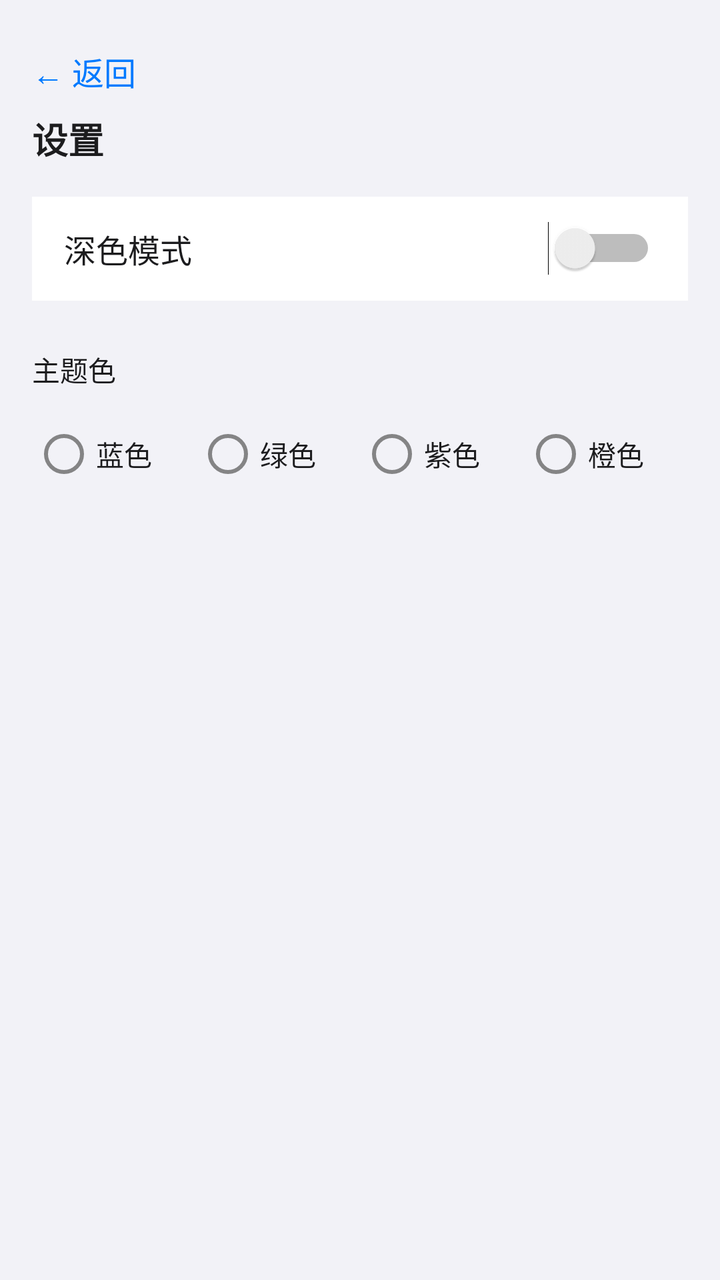
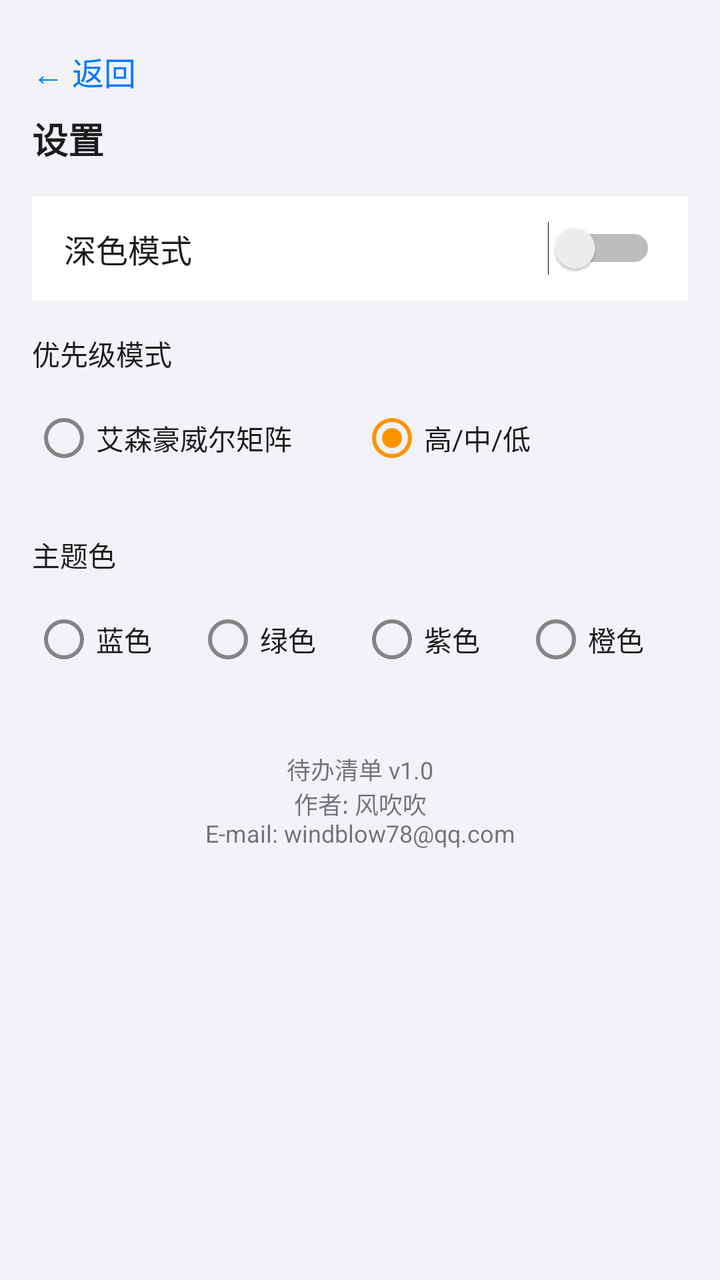

Two renders of the same Android screen: before a commit and after it. Below are the layout's source before the change and the commit's diff.
<!-- AndroidManifest.xml: application theme Theme.TodoApp -->
<!-- res/layout/activity_settings.xml -->
<?xml version="1.0" encoding="utf-8"?>
<LinearLayout xmlns:android="http://schemas.android.com/apk/res/android"
    android:layout_width="match_parent" android:layout_height="match_parent"
    android:background="?attr/colorBackground"
    android:orientation="vertical" android:padding="16dp">

    <TextView android:id="@+id/backButton"
        android:layout_width="wrap_content" android:layout_height="40dp"
        android:gravity="center_vertical"
        android:text="← 返回" android:textColor="@color/colorPrimary"
        android:textSize="16sp" />

    <TextView android:layout_width="wrap_content" android:layout_height="wrap_content"
        android:text="设置" android:textColor="?attr/colorOnSurface"
        android:textSize="18sp" android:textStyle="bold" />

    <LinearLayout
        android:layout_width="match_parent" android:layout_height="52dp"
        android:layout_marginTop="16dp"
        android:gravity="center_vertical" android:orientation="horizontal"
        android:background="?attr/colorSurface"
        android:paddingHorizontal="16dp">
        <TextView android:layout_width="0dp" android:layout_height="wrap_content"
            android:layout_weight="1" android:text="深色模式"
            android:textColor="?attr/colorOnSurface" android:textSize="16sp" />
        <Switch android:id="@+id/darkModeSwitch"
            android:layout_width="wrap_content" android:layout_height="wrap_content" />
    </LinearLayout>

    <TextView android:layout_width="wrap_content" android:layout_height="wrap_content"
        android:layout_marginTop="24dp" android:text="主题色"
        android:textColor="?attr/colorOnSurface" android:textSize="14sp" />

    <RadioGroup android:id="@+id/themeGroup"
        android:layout_width="match_parent" android:layout_height="wrap_content"
        android:layout_marginTop="8dp" android:orientation="horizontal">
        <RadioButton android:id="@+id/radioBlue" android:layout_width="0dp"
            android:layout_height="wrap_content" android:layout_weight="1"
            android:text="蓝色" android:textColor="?attr/colorOnSurface" />
        <RadioButton android:id="@+id/radioGreen" android:layout_width="0dp"
            android:layout_height="wrap_content" android:layout_weight="1"
            android:text="绿色" android:textColor="?attr/colorOnSurface" />
        <RadioButton android:id="@+id/radioPurple" android:layout_width="0dp"
            android:layout_height="wrap_content" android:layout_weight="1"
            android:text="紫色" android:textColor="?attr/colorOnSurface" />
        <RadioButton android:id="@+id/radioOrange" android:layout_width="0dp"
            android:layout_height="wrap_content" android:layout_weight="1"
            android:text="橙色" android:textColor="?attr/colorOnSurface" />
    </RadioGroup>

</LinearLayout>
<!-- resources referenced by this layout -->
<resources>
  <color name="colorPrimary">#007AFF</color>
  <style name="Theme.TodoApp" parent="Theme.MaterialComponents.Light.NoActionBar">
          <item name="colorPrimary">@color/colorPrimary</item>
          <item name="colorPrimaryVariant">@color/colorPrimaryDark</item>
          <item name="colorOnPrimary">@android:color/white</item>
          <item name="colorSecondary">@color/colorAccent</item>
          <item name="colorBackground">#F2F2F7</item>
          <item name="colorSurface">@android:color/white</item>
          <item name="colorOnSurface">#1C1C1E</item>
          <item name="android:statusBarColor">@android:color/white</item>
          <item name="android:navigationBarColor">@android:color/white</item>
          <item name="android:windowLightStatusBar">true</item>
      </style>
  <color name="colorPrimaryDark">#0066D6</color>
  <color name="colorAccent">#FF9500</color>
</resources>

<!-- the commit's change to res/layout/activity_settings.xml (unified diff, before → after) -->
@@ -14,6 +14,7 @@
         android:text="设置" android:textColor="?attr/colorOnSurface"
         android:textSize="18sp" android:textStyle="bold" />
 
+    
     <LinearLayout
         android:layout_width="match_parent" android:layout_height="52dp"
         android:layout_marginTop="16dp"
@@ -27,6 +28,23 @@
             android:layout_width="wrap_content" android:layout_height="wrap_content" />
     </LinearLayout>
 
+    
+    <TextView android:layout_width="wrap_content" android:layout_height="wrap_content"
+        android:layout_marginTop="16dp" android:text="优先级模式"
+        android:textColor="?attr/colorOnSurface" android:textSize="14sp" />
+
+    <RadioGroup android:id="@+id/priorityModeGroup"
+        android:layout_width="match_parent" android:layout_height="wrap_content"
+        android:layout_marginTop="8dp" android:orientation="horizontal">
+        <RadioButton android:id="@+id/radioPriorityEisenhower" android:layout_width="0dp"
+            android:layout_height="wrap_content" android:layout_weight="1"
+            android:text="艾森豪威尔矩阵" android:textColor="?attr/colorOnSurface" />
+        <RadioButton android:id="@+id/radioPrioritySimple" android:layout_width="0dp"
+            android:layout_height="wrap_content" android:layout_weight="1"
+            android:text="高/中/低" android:textColor="?attr/colorOnSurface" android:checked="true" />
+    </RadioGroup>
+
+    
     <TextView android:layout_width="wrap_content" android:layout_height="wrap_content"
         android:layout_marginTop="24dp" android:text="主题色"
         android:textColor="?attr/colorOnSurface" android:textSize="14sp" />
@@ -48,4 +66,12 @@
             android:text="橙色" android:textColor="?attr/colorOnSurface" />
     </RadioGroup>
 
+    
+    <TextView android:layout_width="match_parent" android:layout_height="wrap_content"
+        android:layout_marginTop="32dp" android:gravity="center"
+        android:text="待办清单 v1.0&#10;作者: 风吹吹&#10;E-mail: windblow78@qq.com"
+        android:textColor="?attr/colorOnSurface"
+        android:textSize="12sp"
+        android:alpha="0.6" />
+
 </LinearLayout>
